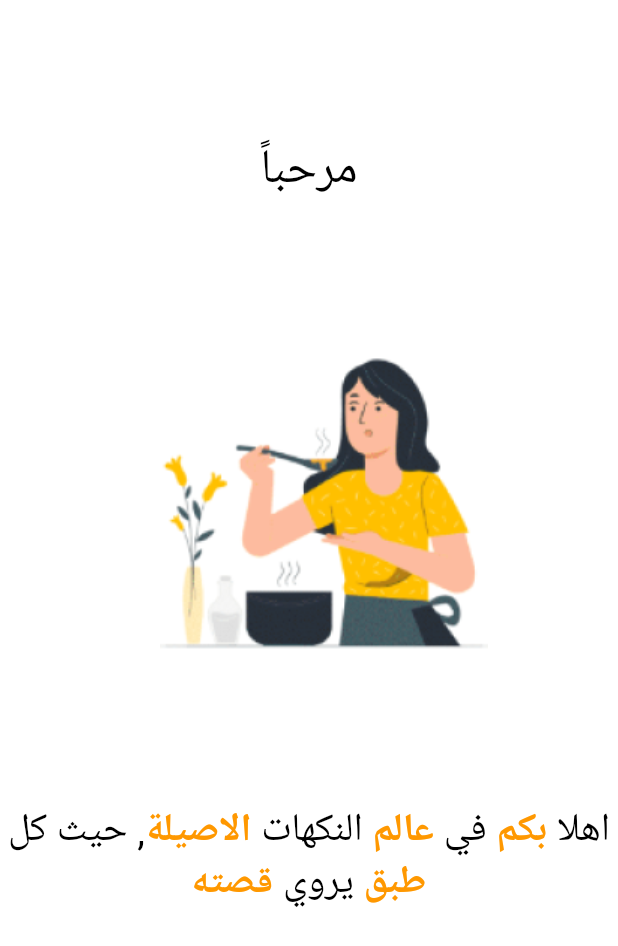
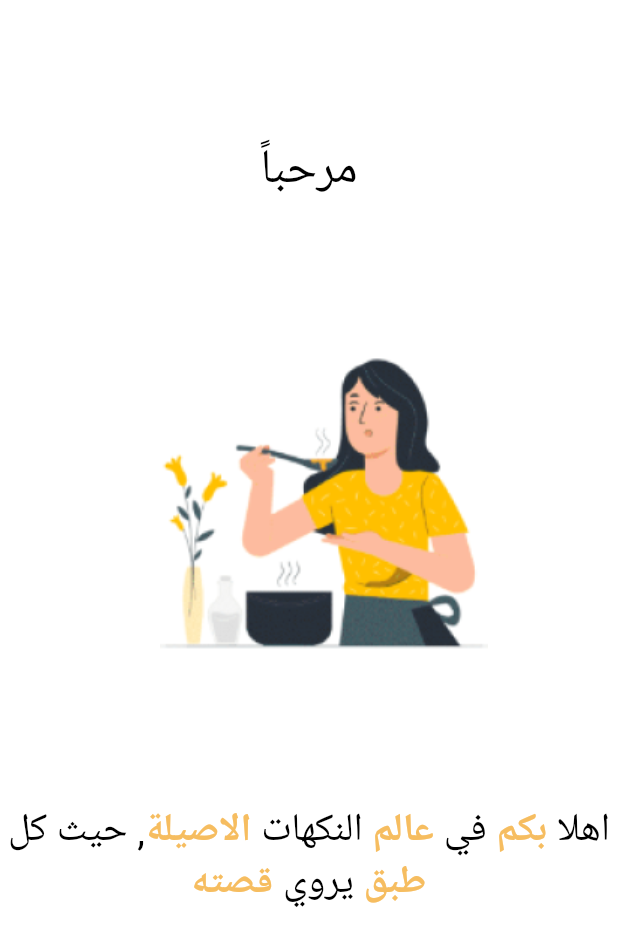
Before and after one commit to mom-food/momFood, a Flutter app: the screen it shows after launch, on a phone screen of 412 x 824 dp. Shown: the top 946 px of the screen. Run offline on Flutter 3.47's test engine with Material 3 defaults, Android fonts, the phone set to English and light mode, and no system bars.

Commit message:
Update color

```diff
--- a/app/lib/View/Screens/OnBoarding1.dart
+++ b/app/lib/View/Screens/OnBoarding1.dart
@@ -60,27 +60,27 @@ class _Onboarding1State extends State<Onboarding1> {
                     children: <TextSpan>[
                       TextSpan(
                         text: 'بكم',
-                        style: TextStyle(fontWeight: FontWeight.bold, color: Colors.orange),
+                        style: TextStyle(fontWeight: FontWeight.bold, color: Color(0xFFF6BD60)),
                       ),
                       TextSpan(text: ' في '),
                       TextSpan(
                         text: 'عالم',
-                        style: TextStyle(fontWeight: FontWeight.bold, color: Colors.orange),
+                        style: TextStyle(fontWeight: FontWeight.bold, color: Color(0xFFF6BD60)),
                       ),
                       TextSpan(text: ' النكهات '),
                       TextSpan(
                         text: 'الاصيلة',
-                        style: TextStyle(fontWeight: FontWeight.bold, color: Colors.orange),
+                        style: TextStyle(fontWeight: FontWeight.bold, color: Color(0xFFF6BD60)),
                       ),
                       TextSpan(text: ', حيث كل '),
                       TextSpan(
                         text: 'طبق',
-                        style: TextStyle(fontWeight: FontWeight.bold, color: Colors.orange),
+                        style: TextStyle(fontWeight: FontWeight.bold, color: Color(0xFFF6BD60)),
                       ),
                       TextSpan(text: ' يروي '),
                       TextSpan(
                         text: 'قصته',
-                        style: TextStyle(fontWeight: FontWeight.bold, color: Colors.orange),
+                        style: TextStyle(fontWeight: FontWeight.bold, color: Color(0xFFF6BD60)),
                       ),
                     ],
                   ),
```
